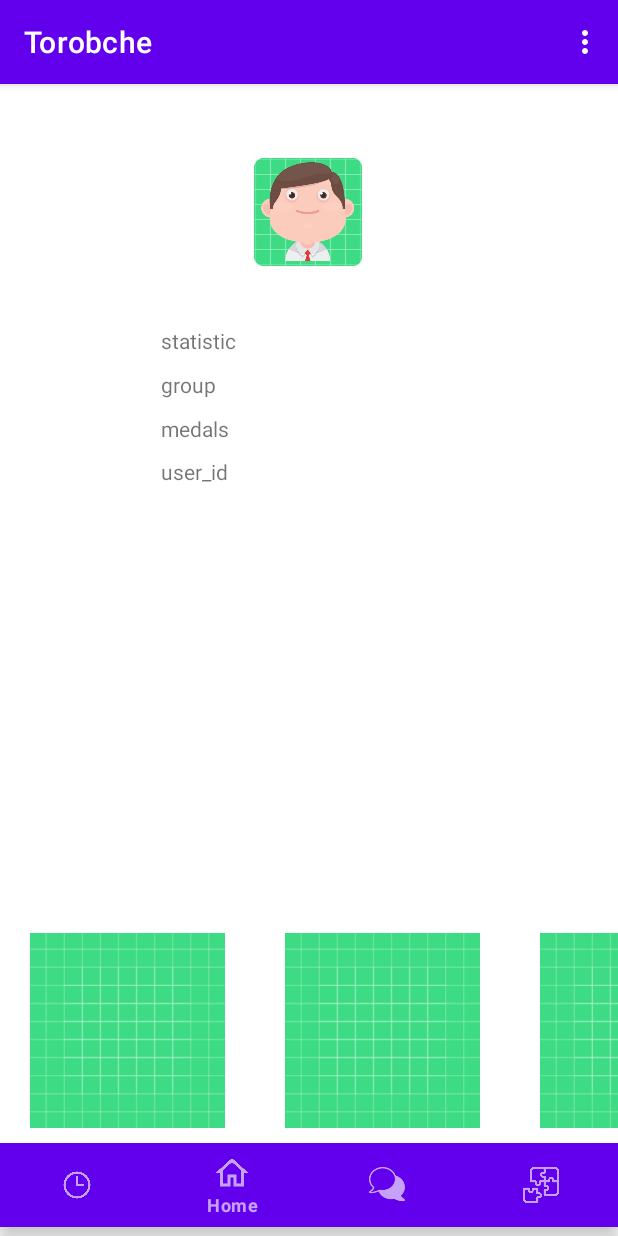
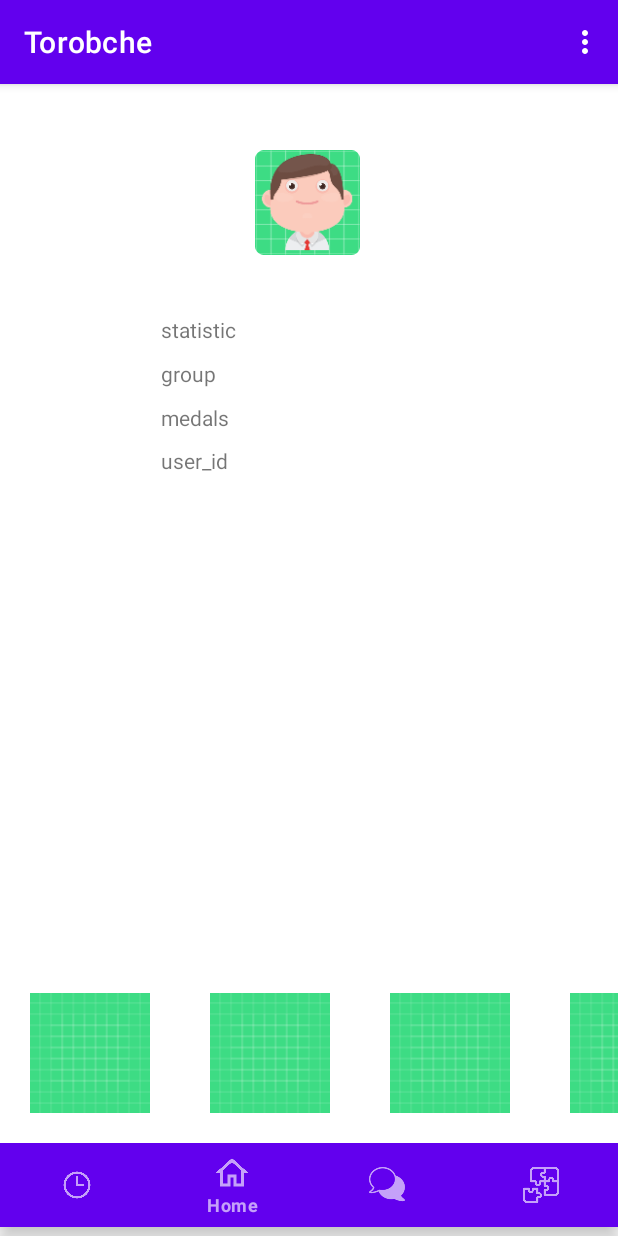
Before and after one commit to MohsenDehghankar/TorobcheApp, an Android app: the fragment ActivityFragment placed in its activity, item 2 of the bottom bar chosen, on a phone screen of 412 x 824 dp. Run offline under Robolectric (Android 15) with nearby library versions, the phone set to English and light mode, and no system bars; libraries missing offline, so code that uses them is left out: com.parse; 1 statement that could not run was skipped.

Commit message:
edit pictures

```diff
--- a/app/src/main/java/com/sharifdev/torobche/Activity/ActivityFragment.java
+++ b/app/src/main/java/com/sharifdev/torobche/Activity/ActivityFragment.java
@@ -40,7 +40,7 @@ public class ActivityFragment extends Fragment {
 
         // todo get history from server
         for(int i = 0 ; i< 10 ; i ++)
-            histories.add(R.drawable.ic_launcher_background);
+            histories.add(R.drawable.history);
 
         HistoryAdapter mAdapter = new HistoryAdapter(getContext(),histories);
         historyRecyclerView.setAdapter(mAdapter);
@@ -57,7 +57,7 @@ public class ActivityFragment extends Fragment {
 
         // todo get all quizzes from server
         for(int i = 0 ; i< 10 ; i ++)
-            quizzes.add( new SelectCategoryActivity.HolderClass("quiz"+ i, R.drawable.ic_launcher_background));
+            quizzes.add( new SelectCategoryActivity.HolderClass("quiz"+ i, R.drawable.quiz));
 
         QuizAdapter mAdapter = new QuizAdapter(getContext(), quizzes);
         quizRecyclerView.setAdapter(mAdapter);
@@ -74,7 +74,7 @@ public class ActivityFragment extends Fragment {
 
         // todo
         for(int i = 0 ; i< 10 ; i ++)
-            questions.add(new SelectCategoryActivity.HolderClass("question"+ i, R.drawable.ic_launcher_background));
+            questions.add(new SelectCategoryActivity.HolderClass("question"+ i, R.drawable.question));
 
         QuestionAdapter mAdapter = new QuestionAdapter(getContext(), questions);
         questionRecyclerView.setAdapter(mAdapter);
--- a/app/src/main/java/com/sharifdev/torobche/MainActivity.java
+++ b/app/src/main/java/com/sharifdev/torobche/MainActivity.java
@@ -24,11 +24,12 @@ public class MainActivity extends AppCompatActivity {
     protected void onCreate(Bundle savedInstanceState) {
         setTheme(R.style.AppTheme);
         super.onCreate(savedInstanceState);
-
+        Intent i = new Intent(this, Home.class);
+        startActivity(i);
         // Show login page
-        setContentView(R.layout.login);
+        //setContentView(R.layout.login);
         // check if user already logged in, Go to Home
-        checkLocalUser();
+        //checkLocalUser();
     }
 
     private void checkLocalUser() {
--- a/app/src/main/res/layout/fragment_home.xml
+++ b/app/src/main/res/layout/fragment_home.xml
@@ -8,23 +8,22 @@
     <androidx.constraintlayout.widget.ConstraintLayout
         android:id="@+id/constraintLayout"
         android:layout_width="0dp"
-        android:layout_height="338dp"
+        android:layout_height="wrap_content"
         app:layout_constraintEnd_toEndOf="parent"
         app:layout_constraintStart_toStartOf="parent"
         app:layout_constraintTop_toTopOf="parent">
 
         <ImageView
             android:id="@+id/profile_avatar"
-            android:layout_width="wrap_content"
-            android:layout_height="wrap_content"
+            android:layout_width="70dp"
+            android:layout_height="70dp"
             android:layout_marginTop="44dp"
-            app:layout_constraintBottom_toBottomOf="parent"
             app:layout_constraintEnd_toEndOf="parent"
             app:layout_constraintHorizontal_bias="0.498"
             app:layout_constraintStart_toStartOf="parent"
             app:layout_constraintTop_toTopOf="parent"
             app:layout_constraintVertical_bias="0.024"
-            android:src="@mipmap/avatar_1" />
+            app:srcCompat ="@mipmap/avatar_1" />
 
         <TextView
             android:id="@+id/statistic"
@@ -73,11 +72,14 @@
     <androidx.recyclerview.widget.RecyclerView
         android:id="@+id/category_recyclerView"
         android:layout_width="match_parent"
-        android:layout_height="160dp"
+        android:layout_height="wrap_content"
         android:gravity="center"
         android:orientation="horizontal"
         app:layout_constraintBottom_toBottomOf="parent"
         app:layout_constraintEnd_toEndOf="parent"
-        app:layout_constraintStart_toStartOf="parent" />
+        app:layout_constraintHorizontal_bias="1.0"
+        app:layout_constraintStart_toStartOf="parent"
+        app:layout_constraintTop_toBottomOf="@+id/constraintLayout"
+        app:layout_constraintVertical_bias="1.0" />
 
 </androidx.constraintlayout.widget.ConstraintLayout>
--- a/app/src/main/res/layout/single_image_layout.xml
+++ b/app/src/main/res/layout/single_image_layout.xml
@@ -3,9 +3,10 @@
     android:orientation="vertical" android:layout_width="wrap_content"
     android:layout_height="wrap_content"
     android:padding="10dp">
+
     <ImageView
         android:id="@+id/category_image"
-        android:layout_width="150dp"
-        android:layout_height="150dp"
-        android:padding="10dp"/>
+        android:layout_width="100dp"
+        android:layout_height="100dp"
+        android:padding="10dp" />
 </LinearLayout>
```
Also changed, not shown: app/src/main/res/drawable/history.png (added), app/src/main/res/drawable/question.png (added), app/src/main/res/drawable/quiz.png (added).
